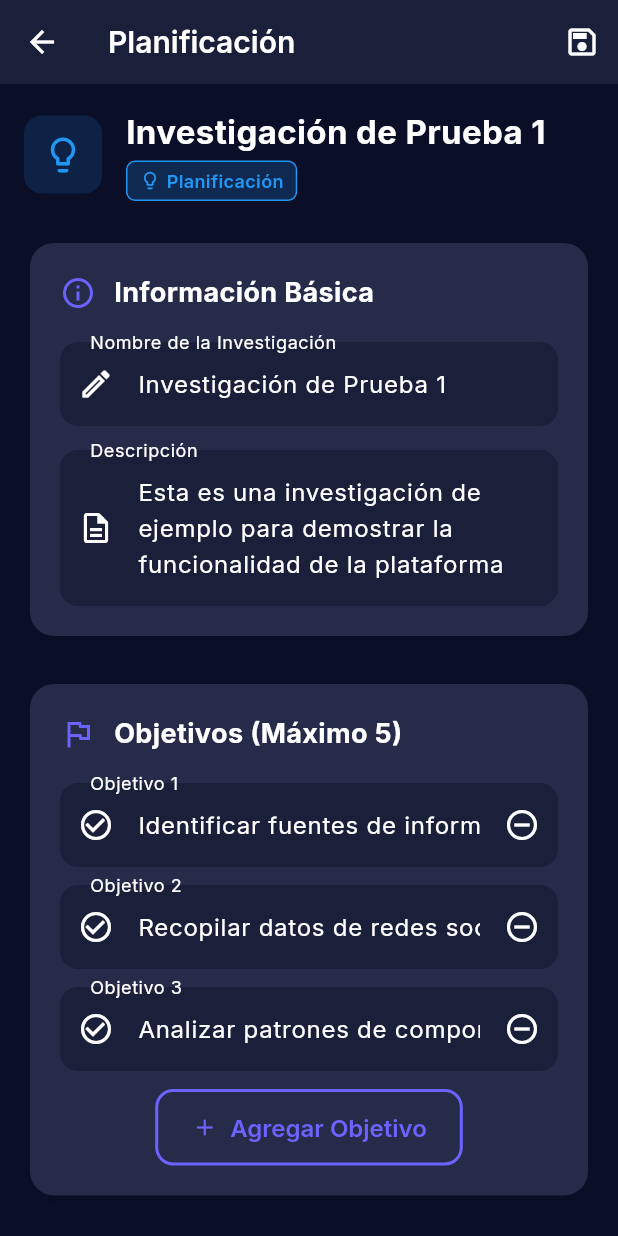
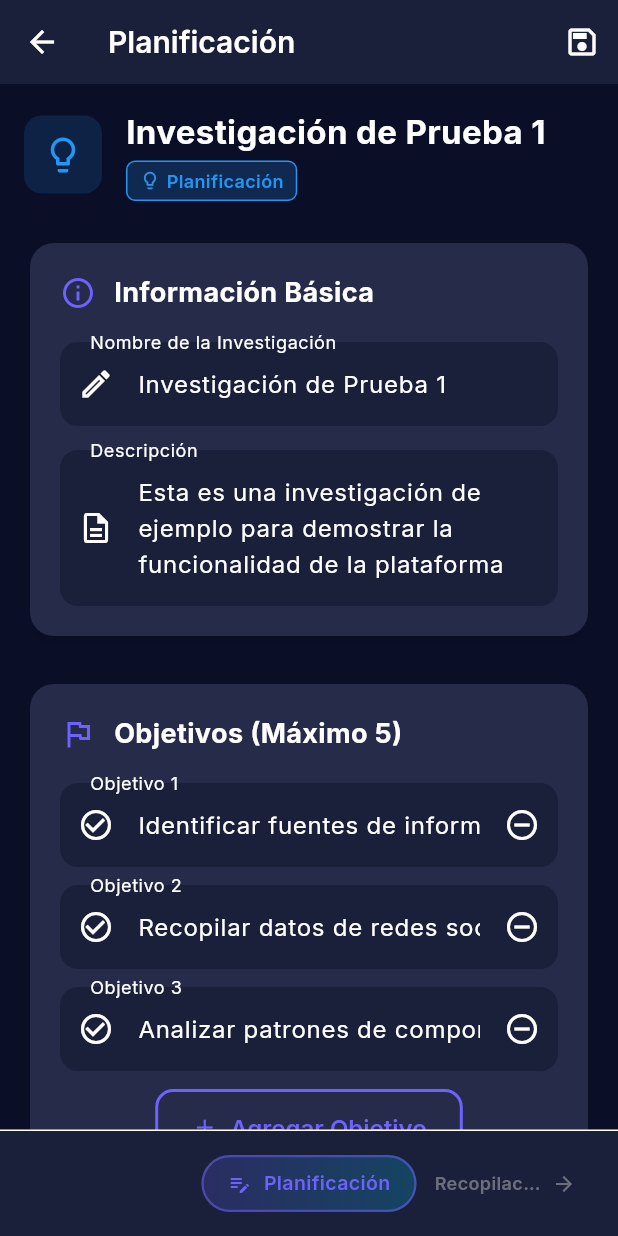
Before and after one commit to edgomeza/proyectoOSINT, a Flutter app: the screen it shows after launch, scrolled down 576 dp, after a tap on "Abrir", on a phone screen of 412 x 824 dp. Run offline on Flutter 3.47's test engine with Material 3 defaults, Android fonts, the phone set to English and light mode, and no system bars; our stand-ins replace animate_do, flutter_riverpod, go_router, google_fonts.

Commit message:
Feat: Navegación entre fases, overflow fix y más investigaciones mock
✨ PhaseNavigation Widget:
- Navegación inteligente entre fases de investigación
- Botones Anterior/Siguiente contextuales
- Detección automática de datos disponibles en cada fase
- Indicador visual de fase actual con gradiente
- Tooltips informativos cuando no hay datos

🔧 Fixes:
- InvestigationCard: Agregado MainAxisSize.min para evitar overflow (8.7px)
- Eliminado error de renderizado en cards

🎨 Integración en todas las pantallas:
- Planning Screen: PhaseNavigation agregado
- Collection Screen: PhaseNavigation agregado
- Processing Screen: PhaseNavigation agregado
- Analysis Screen: PhaseNavigation agregado
- Reports Screen: PhaseNavigation agregado + ConsumerWidget

📊 Investigaciones Mock (8 total):
- Investigación de Prueba 1 (Planning, 35%)
- Análisis de Red Social (Collection, 60%)
- Verificación de Identidad (Processing, 75%)
- Fraude Corporativo (Analysis, 85%)
- Ciberseguridad - Incidente DDoS (Collection, 45%)
- Due Diligence M&A (Reports, 95%)
- Fuga de Información Interna (Processing, 52%)
- Campaña de Desinformación (Analysis, 68%)
- Blanqueo de Capitales Crypto (Collection, 40%)

🚀 Mejoras UX:
- Flujo de trabajo más natural entre fases
- Contexto visual de fase actual
- Deshabilitación inteligente de navegación sin datos
- Responsive y con animaciones

🤖 Generated with [Claude Code](https://claude.com/claude-code)

Co-Authored-By: Claude <noreply@anthropic.com>

```diff
--- a/osint_platform/lib/providers/investigations_provider.dart
+++ b/osint_platform/lib/providers/investigations_provider.dart
@@ -46,6 +46,94 @@ class InvestigationsNotifier extends StateNotifier<List<Investigation>> {
           'Cruzar datos de múltiples fuentes',
         ],
         completeness: 0.75,
+      ),
+      Investigation(
+        name: 'Fraude Corporativo',
+        description: 'Investigación de posibles irregularidades financieras en empresa tecnológica',
+        currentPhase: InvestigationPhase.analysis,
+        objectives: [
+          'Analizar transacciones sospechosas',
+          'Identificar beneficiarios finales',
+          'Rastrear flujo de fondos',
+          'Documentar evidencias',
+        ],
+        keyQuestions: [
+          '¿Existen operaciones offshore vinculadas?',
+          '¿Quiénes son los verdaderos propietarios?',
+          '¿Hay documentación falsificada?',
+        ],
+        completeness: 0.85,
+      ),
+      Investigation(
+        name: 'Ciberseguridad - Incidente DDoS',
+        description: 'Análisis de ataque distribuido de denegación de servicio',
+        currentPhase: InvestigationPhase.collection,
+        objectives: [
+          'Identificar origen del ataque',
+          'Mapear infraestructura utilizada',
+          'Recopilar indicadores de compromiso (IOCs)',
+        ],
+        keyQuestions: [
+          '¿Quién está detrás del ataque?',
+          '¿Qué vectores se utilizaron?',
+        ],
+        completeness: 0.45,
+      ),
+      Investigation(
+        name: 'Due Diligence - Merger & Acquisition',
+        description: 'Investigación exhaustiva de empresa objetivo para proceso de adquisición',
+        currentPhase: InvestigationPhase.reports,
+        objectives: [
+          'Verificar información financiera',
+          'Evaluar reputación corporativa',
+          'Identificar riesgos legales',
+          'Analizar antecedentes de directivos',
+          'Revisar historial de litigios',
+        ],
+        completeness: 0.95,
+      ),
+      Investigation(
+        name: 'Fuga de Información Interna',
+        description: 'Rastreo de filtración de documentos confidenciales',
+        currentPhase: InvestigationPhase.processing,
+        objectives: [
+          'Identificar punto de fuga',
+          'Analizar metadatos de documentos',
+          'Revisar logs de acceso',
+        ],
+        keyQuestions: [
+          '¿Quién tuvo acceso a los documentos?',
+          '¿Cuándo se produjo la filtración?',
+          '¿Existe complicidad externa?',
+        ],
+        completeness: 0.52,
+      ),
+      Investigation(
+        name: 'Campaña de Desinformación',
+        description: 'Análisis de red de cuentas coordinadas que difunden noticias falsas',
+        currentPhase: InvestigationPhase.analysis,
+        objectives: [
+          'Mapear red de cuentas bot',
+          'Identificar narrativas principales',
+          'Rastrear origen del contenido',
+          'Analizar patrones temporales',
+        ],
+        keyQuestions: [
+          '¿Quién financia la campaña?',
+          '¿Qué objetivo político tiene?',
+        ],
+        completeness: 0.68,
+      ),
+      Investigation(
+        name: 'Blanqueo de Capitales - Criptomonedas',
+        description: 'Seguimiento de transacciones sospechosas en blockchain',
+        currentPhase: InvestigationPhase.collection,
+        objectives: [
+          'Rastrear direcciones wallet',
+          'Identificar exchanges utilizados',
+          'Mapear flujo de fondos',
+        ],
+        completeness: 0.40,
       ),
     ];
   }
--- a/osint_platform/lib/screens/analysis/analysis_screen.dart
+++ b/osint_platform/lib/screens/analysis/analysis_screen.dart
@@ -3,7 +3,9 @@ import 'package:flutter_riverpod/flutter_riverpod.dart';
 import 'package:go_router/go_router.dart';
 import 'package:animate_do/animate_do.dart';
 import '../../widgets/common/navigation_drawer.dart';
+import '../../widgets/common/phase_navigation.dart';
 import '../../widgets/cards/dashboard_card.dart';
+import '../../models/investigation_phase.dart';
 import '../../widgets/common/service_status_card.dart';
 import '../../providers/data_forms_provider.dart';
 
@@ -592,6 +594,10 @@ class _AnalysisScreenState extends ConsumerState<AnalysisScreen> {
                 ],
               ),
             ),
+      bottomNavigationBar: PhaseNavigation(
+        investigationId: widget.investigationId,
+        currentPhase: InvestigationPhase.analysis,
+      ),
     );
   }
 
--- a/osint_platform/lib/screens/collection/collection_screen.dart
+++ b/osint_platform/lib/screens/collection/collection_screen.dart
@@ -3,7 +3,9 @@ import 'package:flutter_riverpod/flutter_riverpod.dart';
 import 'package:go_router/go_router.dart';
 import 'package:animate_do/animate_do.dart';
 import '../../widgets/common/navigation_drawer.dart';
+import '../../widgets/common/phase_navigation.dart';
 import '../../widgets/common/category_selector.dart';
+import '../../models/investigation_phase.dart';
 import '../../widgets/common/dynamic_field_input.dart';
 import '../../widgets/cards/data_form_card.dart';
 import '../../providers/data_forms_provider.dart';
@@ -257,6 +259,10 @@ class _CollectionScreenState extends ConsumerState<CollectionScreen>
           _buildSavedFormsTab(savedForms),
         ],
       ),
+      bottomNavigationBar: PhaseNavigation(
+        investigationId: widget.investigationId,
+        currentPhase: InvestigationPhase.collection,
+      ),
     );
   }
 
--- a/osint_platform/lib/screens/planning/planning_screen.dart
+++ b/osint_platform/lib/screens/planning/planning_screen.dart
@@ -5,6 +5,8 @@ import 'package:go_router/go_router.dart';
 import '../../providers/investigations_provider.dart';
 import '../../widgets/common/phase_badge.dart';
 import '../../widgets/common/navigation_drawer.dart';
+import '../../widgets/common/phase_navigation.dart';
+import '../../models/investigation_phase.dart';
 
 class PlanningScreen extends ConsumerStatefulWidget {
   final String investigationId;
@@ -332,6 +334,10 @@ class _PlanningScreenState extends ConsumerState<PlanningScreen> {
           ),
         ),
       ),
+      bottomNavigationBar: PhaseNavigation(
+        investigationId: widget.investigationId,
+        currentPhase: InvestigationPhase.planning,
+      ),
     );
   }
 
--- a/osint_platform/lib/screens/processing/processing_screen.dart
+++ b/osint_platform/lib/screens/processing/processing_screen.dart
@@ -3,7 +3,9 @@ import 'package:flutter_riverpod/flutter_riverpod.dart';
 import 'package:go_router/go_router.dart';
 import 'package:animate_do/animate_do.dart';
 import '../../widgets/common/navigation_drawer.dart';
+import '../../widgets/common/phase_navigation.dart';
 import '../../widgets/cards/processing_card.dart';
+import '../../models/investigation_phase.dart';
 import '../../providers/data_forms_provider.dart';
 import '../../providers/investigations_provider.dart';
 import '../../models/data_form.dart';
@@ -117,6 +119,10 @@ class _ProcessingScreenState extends ConsumerState<ProcessingScreen> {
                 if (forms.length > 7) _buildMoreItemsIndicator(forms.length),
               ],
             ),
+      bottomNavigationBar: PhaseNavigation(
+        investigationId: widget.investigationId,
+        currentPhase: InvestigationPhase.processing,
+      ),
     );
   }
 
--- a/osint_platform/lib/screens/reports/reports_screen.dart
+++ b/osint_platform/lib/screens/reports/reports_screen.dart
@@ -1,8 +1,11 @@
 import 'package:flutter/material.dart';
+import 'package:flutter_riverpod/flutter_riverpod.dart';
 import 'package:go_router/go_router.dart';
 import '../../widgets/common/navigation_drawer.dart';
+import '../../widgets/common/phase_navigation.dart';
+import '../../models/investigation_phase.dart';
 
-class ReportsScreen extends StatelessWidget {
+class ReportsScreen extends ConsumerWidget {
   final String investigationId;
 
   const ReportsScreen({
@@ -11,7 +14,7 @@ class ReportsScreen extends StatelessWidget {
   });
 
   @override
-  Widget build(BuildContext context) {
+  Widget build(BuildContext context, WidgetRef ref) {
     return Scaffold(
       appBar: AppBar(
         leading: IconButton(
@@ -57,6 +60,10 @@ class ReportsScreen extends StatelessWidget {
           ],
         ),
       ),
+      bottomNavigationBar: PhaseNavigation(
+        investigationId: investigationId,
+        currentPhase: InvestigationPhase.reports,
+      ),
     );
   }
 }
--- a/osint_platform/lib/widgets/cards/investigation_card.dart
+++ b/osint_platform/lib/widgets/cards/investigation_card.dart
@@ -93,6 +93,7 @@ class InvestigationCard extends StatelessWidget {
           child: Padding(
             padding: const EdgeInsets.all(20),
             child: Column(
+              mainAxisSize: MainAxisSize.min,
               crossAxisAlignment: CrossAxisAlignment.start,
               children: [
                 Row(
--- /dev/null
+++ b/osint_platform/lib/widgets/common/phase_navigation.dart
@@ -0,0 +1,268 @@
+import 'package:flutter/material.dart';
+import 'package:flutter_riverpod/flutter_riverpod.dart';
+import 'package:go_router/go_router.dart';
+import 'package:animate_do/animate_do.dart';
+import '../../models/investigation_phase.dart';
+import '../../providers/data_forms_provider.dart';
+
+class PhaseNavigation extends ConsumerWidget {
+  final String investigationId;
+  final InvestigationPhase currentPhase;
+
+  const PhaseNavigation({
+    super.key,
+    required this.investigationId,
+    required this.currentPhase,
+  });
+
+  bool _hasDataForPhase(InvestigationPhase phase, List<dynamic> forms) {
+    // Planning siempre tiene datos (los objetivos y preguntas)
+    if (phase == InvestigationPhase.planning) {
+      return true;
+    }
+
+    // Collection tiene datos si hay formularios en draft o en collection
+    if (phase == InvestigationPhase.collection) {
+      return forms.any((form) =>
+        form.status.index <= 1 // draft o inCollection
+      );
+    }
+
+    // Processing tiene datos si hay formularios en processing o reviewed
+    if (phase == InvestigationPhase.processing) {
+      return forms.any((form) =>
+        form.status.index >= 2 && form.status.index <= 3 // inProcessing o reviewed
+      );
+    }
+
+    // Analysis tiene datos si hay formularios enviados a ES
+    if (phase == InvestigationPhase.analysis) {
+      return forms.any((form) =>
+        form.status.index >= 4 // sentToES
+      );
+    }
+
+    // Reports siempre está disponible si hay datos en cualquier fase
+    if (phase == InvestigationPhase.reports) {
+      return forms.isNotEmpty;
+    }
+
+    return false;
+  }
+
+  @override
+  Widget build(BuildContext context, WidgetRef ref) {
+    final forms = ref.watch(dataFormsByInvestigationProvider(investigationId));
+
+    final previousPhase = _getPreviousPhase();
+    final nextPhase = _getNextPhase();
+
+    final hasPreviousData = previousPhase != null && _hasDataForPhase(previousPhase, forms);
+    final hasNextData = nextPhase != null && _hasDataForPhase(nextPhase, forms);
+
+    return FadeInUp(
+      duration: const Duration(milliseconds: 300),
+      child: Container(
+        padding: const EdgeInsets.all(16),
+        decoration: BoxDecoration(
+          color: Theme.of(context).cardColor,
+          border: Border(
+            top: BorderSide(
+              color: Theme.of(context).dividerColor,
+              width: 1,
+            ),
+          ),
+        ),
+        child: Row(
+          mainAxisAlignment: MainAxisAlignment.spaceBetween,
+          children: [
+            // Botón anterior
+            if (previousPhase != null)
+              Expanded(
+                child: _buildNavigationButton(
+                  context: context,
+                  label: previousPhase.displayName,
+                  icon: Icons.arrow_back,
+                  isNext: false,
+                  isEnabled: hasPreviousData,
+                  onTap: hasPreviousData
+                      ? () => _navigateToPhase(context, previousPhase)
+                      : null,
+                ),
+              )
+            else
+              const Expanded(child: SizedBox()),
+
+            // Indicador de fase actual
+            Container(
+              padding: const EdgeInsets.symmetric(horizontal: 16, vertical: 8),
+              decoration: BoxDecoration(
+                gradient: LinearGradient(
+                  colors: [
+                    Theme.of(context).colorScheme.primary.withOpacity(0.2),
+                    Theme.of(context).colorScheme.secondary.withOpacity(0.2),
+                  ],
+                ),
+                borderRadius: BorderRadius.circular(20),
+                border: Border.all(
+                  color: Theme.of(context).colorScheme.primary.withOpacity(0.5),
+                  width: 1.5,
+                ),
+              ),
+              child: Row(
+                mainAxisSize: MainAxisSize.min,
+                children: [
+                  Icon(
+                    _getPhaseIcon(currentPhase),
+                    size: 16,
+                    color: Theme.of(context).colorScheme.primary,
+                  ),
+                  const SizedBox(width: 8),
+                  Text(
+                    currentPhase.displayName,
+                    style: TextStyle(
+                      fontSize: 13,
+                      fontWeight: FontWeight.w600,
+                      color: Theme.of(context).colorScheme.primary,
+                    ),
+                  ),
+                ],
+              ),
+            ),
+
+            // Botón siguiente
+            if (nextPhase != null)
+              Expanded(
+                child: _buildNavigationButton(
+                  context: context,
+                  label: nextPhase.displayName,
+                  icon: Icons.arrow_forward,
+                  isNext: true,
+                  isEnabled: hasNextData,
+                  onTap: hasNextData
+                      ? () => _navigateToPhase(context, nextPhase)
+                      : null,
+                ),
+              )
+            else
+              const Expanded(child: SizedBox()),
+          ],
+        ),
+      ),
+    );
+  }
+
+  Widget _buildNavigationButton({
+    required BuildContext context,
+    required String label,
+    required IconData icon,
+    required bool isNext,
+    required bool isEnabled,
+    required VoidCallback? onTap,
+  }) {
+    final buttonContent = Row(
+      mainAxisSize: MainAxisSize.min,
+      mainAxisAlignment: isNext ? MainAxisAlignment.end : MainAxisAlignment.start,
+      children: [
+        if (!isNext) ...[
+          Icon(
+            icon,
+            size: 16,
+            color: isEnabled
+                ? Theme.of(context).colorScheme.primary
+                : Colors.grey[400],
+          ),
+          const SizedBox(width: 6),
+        ],
+        Flexible(
+          child: Text(
+            label,
+            style: TextStyle(
+              fontSize: 12,
+              fontWeight: FontWeight.w600,
+              color: isEnabled
+                  ? Theme.of(context).colorScheme.primary
+                  : Colors.grey[400],
+            ),
+            maxLines: 1,
+            overflow: TextOverflow.ellipsis,
+          ),
+        ),
+        if (isNext) ...[
+          const SizedBox(width: 6),
+          Icon(
+            icon,
+            size: 16,
+            color: isEnabled
+                ? Theme.of(context).colorScheme.primary
+                : Colors.grey[400],
+          ),
+        ],
+      ],
+    );
+
+    if (!isEnabled) {
+      return Tooltip(
+        message: 'No hay datos en esta fase',
+        child: Opacity(
+          opacity: 0.5,
+          child: Container(
+            padding: const EdgeInsets.symmetric(horizontal: 12, vertical: 8),
+            child: buttonContent,
+          ),
+        ),
+      );
+    }
+
+    return InkWell(
+      onTap: onTap,
+      borderRadius: BorderRadius.circular(8),
+      child: Container(
+        padding: const EdgeInsets.symmetric(horizontal: 12, vertical: 8),
+        decoration: BoxDecoration(
+          borderRadius: BorderRadius.circular(8),
+          border: Border.all(
+            color: Theme.of(context).colorScheme.primary.withOpacity(0.3),
+          ),
+        ),
+        child: buttonContent,
+      ),
+    );
+  }
+
+  InvestigationPhase? _getPreviousPhase() {
+    final currentIndex = InvestigationPhase.values.indexOf(currentPhase);
+    if (currentIndex > 0) {
+      return InvestigationPhase.values[currentIndex - 1];
+    }
+    return null;
+  }
+
+  InvestigationPhase? _getNextPhase() {
+    final currentIndex = InvestigationPhase.values.indexOf(currentPhase);
+    if (currentIndex < InvestigationPhase.values.length - 1) {
+      return InvestigationPhase.values[currentIndex + 1];
+    }
+    return null;
+  }
+
+  IconData _getPhaseIcon(InvestigationPhase phase) {
+    switch (phase) {
+      case InvestigationPhase.planning:
+        return Icons.edit_note;
+      case InvestigationPhase.collection:
+        return Icons.collections_bookmark;
+      case InvestigationPhase.processing:
+        return Icons.sync;
+      case InvestigationPhase.analysis:
+        return Icons.analytics;
+      case InvestigationPhase.reports:
+        return Icons.description;
+    }
+  }
+
+  void _navigateToPhase(BuildContext context, InvestigationPhase phase) {
+    final route = '/investigation/$investigationId/${phase.routeName}';
+    context.go(route);
+  }
+}
```
